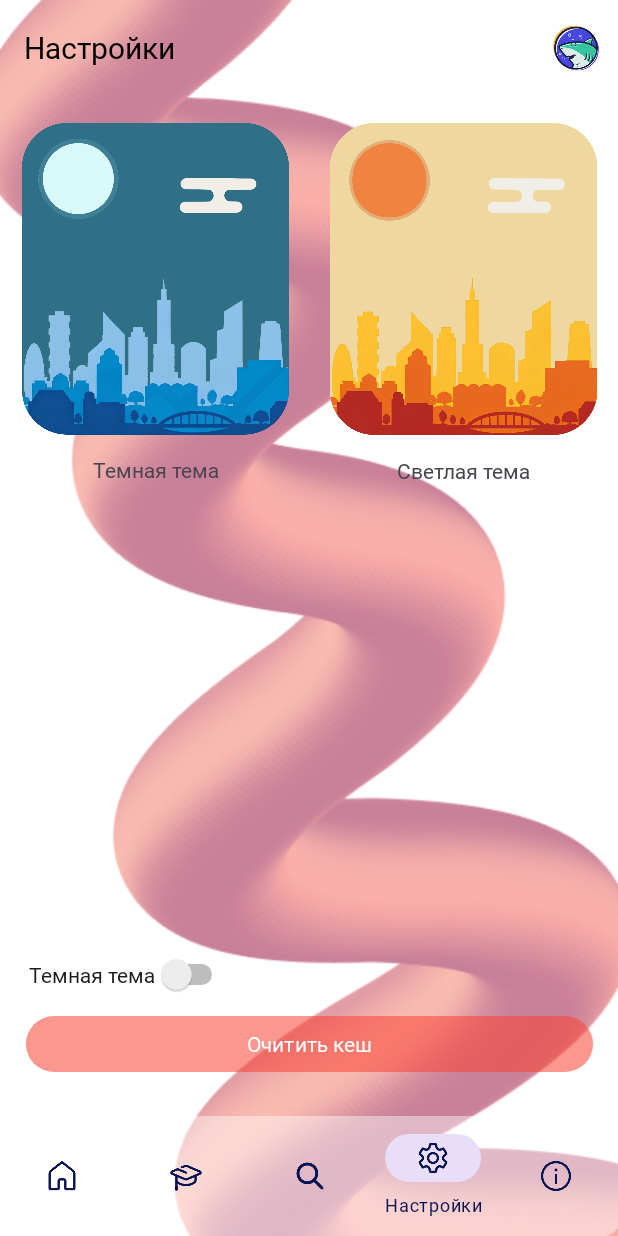
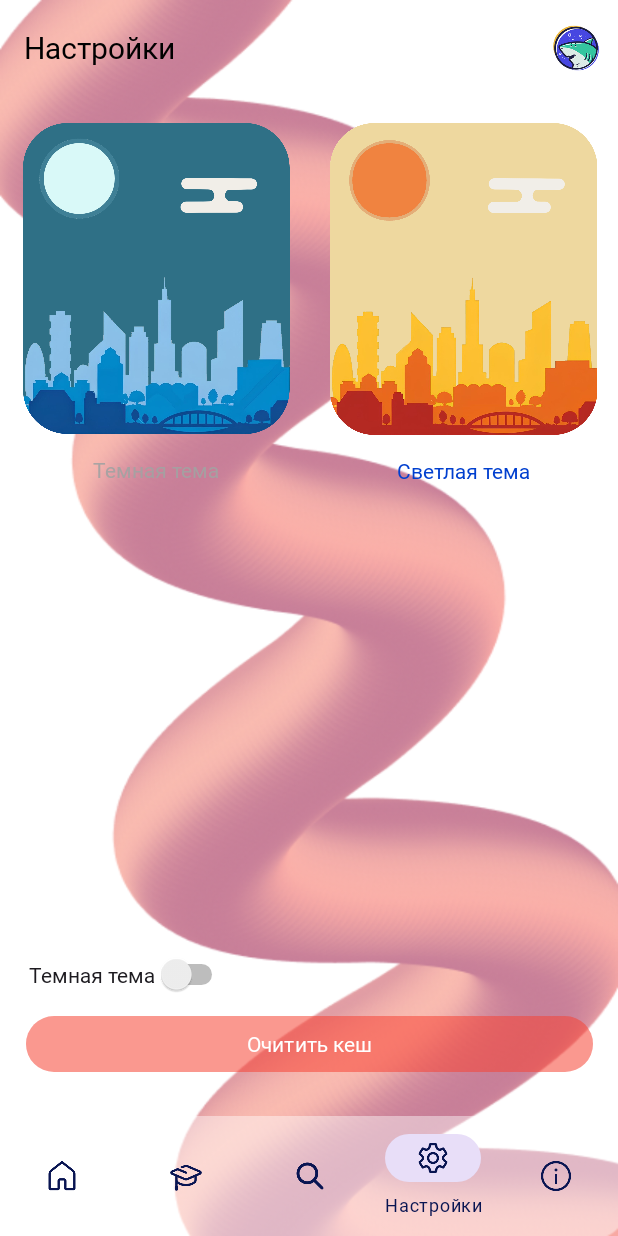
Before and after one commit to BoberCoder0/ScamGuard, an Android app built with Jetpack Compose: the Settings screen opened directly, with no data from a screen before it, on a phone screen of 412 x 824 dp. Run offline under Robolectric (Android 15) with nearby library versions, the phone set to English and light mode, and no system bars.

Commit message:
0.6.0 (Update Settings)

```diff
--- a/app/src/main/java/com/example/testapp2/Activity/Settings.java
+++ b/app/src/main/java/com/example/testapp2/Activity/Settings.java
@@ -3,26 +3,23 @@ package com.example.testapp2.Activity;
 import android.content.Context;
 import android.content.Intent;
 import android.content.SharedPreferences;
-import android.graphics.Bitmap;
-import android.graphics.BitmapFactory;
 import android.os.Bundle;
 import android.view.Menu;
 import android.view.MenuItem;
 import android.widget.Button;
 import android.widget.ImageButton;
 import android.widget.Switch;
+import android.widget.TextView;
 import android.widget.Toast;
 
 import androidx.annotation.NonNull;
 import androidx.appcompat.app.AppCompatActivity;
 import androidx.appcompat.app.AppCompatDelegate;
 import androidx.appcompat.widget.Toolbar;
-import androidx.core.graphics.drawable.RoundedBitmapDrawable;
-import androidx.core.graphics.drawable.RoundedBitmapDrawableFactory;
+import androidx.core.content.ContextCompat;
 
 import com.example.testapp2.Activity.Account.AccountActivity;
 import com.example.testapp2.R; // Убедись, что путь до R правильный
-import com.example.testapp2.databinding.ActivitySettingsBinding;
 import com.example.testapp2.utils.ThemeHelper;
 import com.google.android.material.bottomnavigation.BottomNavigationView;
 
@@ -33,6 +30,8 @@ public class Settings extends AppCompatActivity {
     private Switch themeSwitch;
     private SharedPreferences sharedPreferences;
     private Button cleanCacheButton;
+    private ImageButton imageButtonDark, imageButtonLight;
+    private TextView textViewDarkThemeLabel, textViewLightThemeLabel;
 
     @Override
     protected void onCreate(Bundle savedInstanceState) {
@@ -54,11 +53,17 @@ public class Settings extends AppCompatActivity {
         themeSwitch = findViewById(R.id.themeSwitch);
         cleanCacheButton = findViewById(R.id.CleanCashButton);
         sharedPreferences = getSharedPreferences("theme_pref", Context.MODE_PRIVATE);
+        // Инициализация элементов
+        imageButtonDark = findViewById(R.id.imageDark);
+        imageButtonLight = findViewById(R.id.imageLight);
+        textViewDarkThemeLabel = findViewById(R.id.DarkLabel);
+        textViewLightThemeLabel = findViewById(R.id.LightLabel);
 
         // Загружаем сохраненное состояние темы
         boolean isDarkMode = sharedPreferences.getBoolean("is_dark_mode", false);
         themeSwitch.setChecked(isDarkMode);
-        setThemeMode(isDarkMode);
+        setThemeMode(isDarkMode);  /** нужон? */
+        updateThemeUI(isDarkMode); /** нужон? */ // Обновляем UI сразу
 
         // Обработчик кнопки очистки кеша
         cleanCacheButton.setOnClickListener(v -> {
@@ -66,6 +71,23 @@ public class Settings extends AppCompatActivity {
             Toast.makeText(this, "Кеш очищен", Toast.LENGTH_SHORT).show();
             restartApplication();
         });
+
+        /*// Обработчики кликов на ImageButton
+        imageButtonDark.setOnClickListener(v -> {
+            setThemeMode(true);
+            updateThemeLabels(true);
+            restartActivity();
+        });
+
+        imageButtonLight.setOnClickListener(v -> {
+            setThemeMode(false);
+            updateThemeLabels(false);
+            restartActivity();
+        });*/
+
+        // Обработчики кликов
+        imageButtonDark.setOnClickListener(v -> setDarkTheme(true));
+        imageButtonLight.setOnClickListener(v -> setDarkTheme(false));
 
 
 //        themeSwitch.setOnCheckedChangeListener((buttonView, isChecked) -> {
@@ -76,7 +98,7 @@ public class Settings extends AppCompatActivity {
 //            editor.apply();
 //            recreate(); // Просто пересоздаём активность
 //        });
-        themeSwitch.setOnCheckedChangeListener((buttonView, isChecked) -> {
+        /*themeSwitch.setOnCheckedChangeListener((buttonView, isChecked) -> {
             // Сохраняем состояние темы
             ThemeHelper.saveThemeChoice(this, isChecked);
             ThemeHelper.applyTheme(this); // применяем тему сразу
@@ -87,7 +109,7 @@ public class Settings extends AppCompatActivity {
             overridePendingTransition(0, 0); // убрать анимацию при выходе
             startActivity(intent);
             overridePendingTransition(0, 0); // убрать анимацию при входе
-        });
+        });*/
 
         // Переход по кнопкам в нижнем тулбаре
         BottomNavigationView bottomNavigationView = findViewById(R.id.bottom_navigation);
@@ -123,6 +145,31 @@ public class Settings extends AppCompatActivity {
         });
     }
 
+    private void setDarkTheme(boolean isDarkMode) {
+        // Сохраняем выбор темы
+        SharedPreferences.Editor editor = sharedPreferences.edit();
+        editor.putBoolean("is_dark_mode", isDarkMode);
+        editor.apply();
+
+        // Применяем тему
+        ThemeHelper.applyTheme(this);
+
+        // Обновляем UI
+        updateThemeUI(isDarkMode);
+
+        // Перезапускаем активность
+        restartActivity();
+    }
+
+    private void updateThemeUI(boolean isDarkMode) {
+        // Обновляем цвет текста
+        int activeColor = ContextCompat.getColor(this, R.color.center_color_app);
+        int inactiveColor = ContextCompat.getColor(this, R.color.light_gray);
+
+        textViewDarkThemeLabel.setTextColor(isDarkMode ? activeColor : inactiveColor);
+        textViewLightThemeLabel.setTextColor(isDarkMode ? inactiveColor : activeColor);
+    }
+
     // Для перехода по иконке аккаунта
     @Override
     public boolean onCreateOptionsMenu(Menu menu) {
@@ -140,7 +187,14 @@ public class Settings extends AppCompatActivity {
         return super.onOptionsItemSelected(item);
     }
 
+    // Обновляем цвет текста в зависимости от темы
+    private void updateThemeLabels(boolean isDarkMode) {
+        int activeColor = ContextCompat.getColor(this, R.color.center_color_app); // Синий цвет
+        int inactiveColor = ContextCompat.getColor(this, R.color.gray); // Серый цвет
 
+        textViewDarkThemeLabel.setTextColor(isDarkMode ? activeColor : inactiveColor);
+        textViewLightThemeLabel.setTextColor(isDarkMode ? inactiveColor : activeColor);
+    }
     // Метод для установки режима темы
     private void setThemeMode(boolean isDarkMode) {
         if (isDarkMode) {
@@ -148,6 +202,14 @@ public class Settings extends AppCompatActivity {
         } else {
             AppCompatDelegate.setDefaultNightMode(AppCompatDelegate.MODE_NIGHT_NO);
         }
+    }
+
+    // Перезапуск активности без анимации
+    private void restartActivity() {
+        Intent intent = getIntent();
+        finish();
+        startActivity(intent);
+        overridePendingTransition(0, 0);
     }
 
 // Метод для очистки кеша приложения
--- a/app/src/main/java/com/example/testapp2/utils/ThemeHelper.java
+++ b/app/src/main/java/com/example/testapp2/utils/ThemeHelper.java
@@ -1,5 +1,6 @@
 package com.example.testapp2.utils;
 
+import android.app.Activity;
 import android.content.Context;
 import android.content.SharedPreferences;
 
@@ -9,13 +10,22 @@ public class ThemeHelper {
     private static final String PREF_NAME = "theme_pref";
     private static final String KEY_DARK_MODE = "is_dark_mode";
 
-    public static void applyTheme(Context context) {
+    /*public static void applyTheme(Context context) {
         SharedPreferences prefs = context.getSharedPreferences(PREF_NAME, Context.MODE_PRIVATE);
         boolean isDarkMode = prefs.getBoolean(KEY_DARK_MODE, false);
         AppCompatDelegate.setDefaultNightMode(
                 isDarkMode ? AppCompatDelegate.MODE_NIGHT_YES : AppCompatDelegate.MODE_NIGHT_NO
         );
+    }*/
+
+    public static void applyTheme(Activity activity) {
+        SharedPreferences prefs = activity.getSharedPreferences("theme_pref", Context.MODE_PRIVATE);
+        boolean isDark = prefs.getBoolean("is_dark_mode", false);
+        AppCompatDelegate.setDefaultNightMode(
+                isDark ? AppCompatDelegate.MODE_NIGHT_YES : AppCompatDelegate.MODE_NIGHT_NO
+        );
     }
+
 
     public static void saveThemeChoice(Context context, boolean isDarkMode) {
         SharedPreferences prefs = context.getSharedPreferences(PREF_NAME, Context.MODE_PRIVATE);
--- a/app/src/main/res/layout/activity_settings.xml
+++ b/app/src/main/res/layout/activity_settings.xml
@@ -41,7 +41,7 @@
         app:layout_constraintStart_toStartOf="parent" />
 
     <ImageButton
-        android:id="@+id/imageButton"
+        android:id="@+id/imageDark"
         android:layout_width="182dp"
         android:layout_height="211dp"
         android:layout_marginStart="16dp"
@@ -49,15 +49,15 @@
         android:layout_marginEnd="5dp"
         android:background="@color/transparent"
         android:padding="2dp"
-        android:paddingLeft="4dp"
+        android:paddingStart="3dp"
         android:scaleType="centerCrop"
-        app:layout_constraintEnd_toStartOf="@+id/imageButton2"
+        app:layout_constraintEnd_toStartOf="@+id/imageLight"
         app:layout_constraintStart_toStartOf="parent"
         app:layout_constraintTop_toTopOf="parent"
         app:srcCompat="@drawable/night_city_r" />
 
     <ImageButton
-        android:id="@+id/imageButton2"
+        android:id="@+id/imageLight"
         android:layout_width="180dp"
         android:layout_height="212dp"
         android:layout_marginStart="19dp"
@@ -67,22 +67,22 @@
         android:scaleType="centerCrop"
         app:layout_constraintEnd_toEndOf="parent"
         android:background="@color/transparent"
-        app:layout_constraintStart_toEndOf="@+id/imageButton"
+        app:layout_constraintStart_toEndOf="@+id/imageDark"
         app:layout_constraintTop_toTopOf="parent"
         app:srcCompat="@drawable/day_city_r" />
 
     <TextView
-        android:id="@+id/textView4"
+        android:id="@+id/DarkLabel"
         android:layout_width="wrap_content"
         android:layout_height="wrap_content"
         android:layout_marginStart="62dp"
         android:layout_marginTop="12dp"
         android:text="Темная тема"
         app:layout_constraintStart_toStartOf="parent"
-        app:layout_constraintTop_toBottomOf="@+id/imageButton" />
+        app:layout_constraintTop_toBottomOf="@+id/imageDark" />
 
     <TextView
-        android:id="@+id/textView5"
+        android:id="@+id/LightLabel"
         android:layout_width="wrap_content"
         android:layout_height="wrap_content"
         android:layout_marginStart="113dp"
@@ -90,6 +90,6 @@
         android:layout_marginEnd="53dp"
         android:text="Светлая тема"
         app:layout_constraintEnd_toEndOf="parent"
-        app:layout_constraintStart_toEndOf="@+id/textView4"
-        app:layout_constraintTop_toBottomOf="@+id/imageButton2" />
+        app:layout_constraintStart_toEndOf="@+id/DarkLabel"
+        app:layout_constraintTop_toBottomOf="@+id/imageLight" />
 </androidx.constraintlayout.widget.ConstraintLayout>
--- a/app/src/main/res/values/colors.xml
+++ b/app/src/main/res/values/colors.xml
@@ -7,11 +7,13 @@
     <color name="white">#FFFFFFFF</color>
     <color name="gray">#505050</color>
     <color name="gray2">#E95D5D5D</color>
+    <color name="light_gray">#E9A2A2A2</color>
     <color name="center_color_app">#003FCF</color>
     <color name="text_color_light">#000000</color>
     <color name="text_color_dark">#FFFFFF</color>
     <color name="transparent">#00000000</color>
     <color name="textColor">#000000</color>
+    <color name="red">#FF0000</color>
     <color name="second_center_collor_app">#98FFFFFF</color>
 
     <!-- Добавляем background_color для светлой темы -->
```
